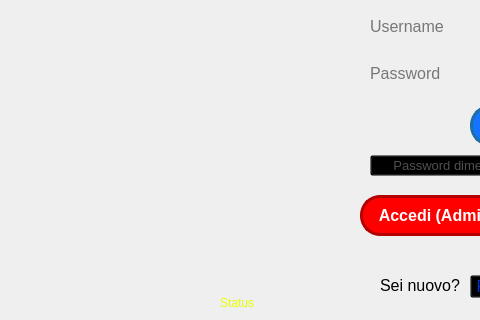
giovannic96/Real-time-collaborative-text-editor, file ClientModule/loginwindow.ui: the form before one commit; both pictures show x 270 to 750 and y 205 to 525 of the 900 by 525 pixel window.
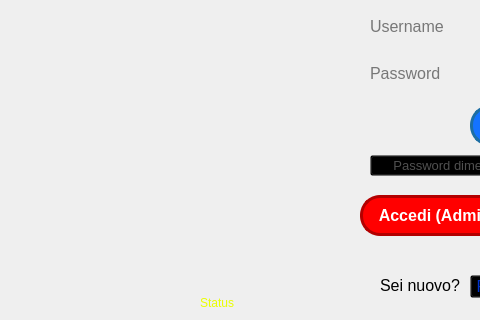
The form after the commit. Icons and pictures are not drawn.

```diff
--- a/ClientModule/loginwindow.ui
+++ b/ClientModule/loginwindow.ui
@@ -221,9 +221,9 @@
    <widget class="QLabel" name="label_status">
     <property name="geometry">
      <rect>
-      <x>490</x>
+      <x>470</x>
       <y>500</y>
-      <width>55</width>
+      <width>81</width>
       <height>16</height>
      </rect>
     </property>
```
